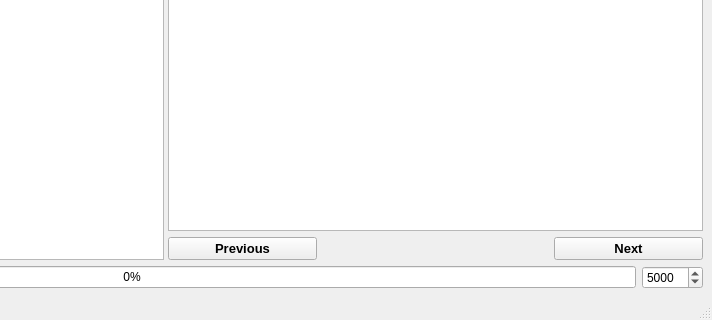
The window that components/mainwindow.ui (masceron/Hanvi) describes before a commit, drawn with Qt 5; both pictures show x 381 to 1093 and y 484 to 804 of the 1093 by 804 pixel window.
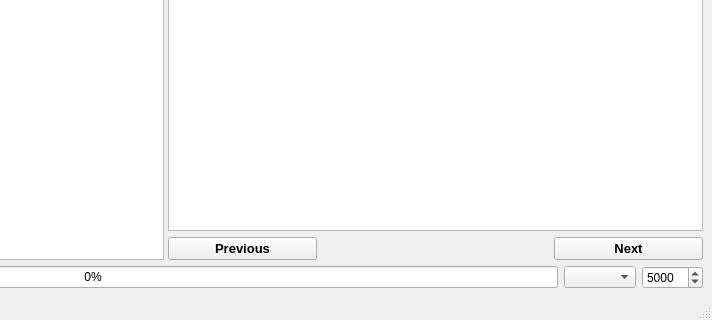
The same window after the commit.

```diff
--- a/components/mainwindow.ui
+++ b/components/mainwindow.ui
@@ -120,6 +120,19 @@
           </property>
          </widget>
         </item>
+        <item>
+         <widget class="QComboBox" name="current_name_set">
+          <property name="sizePolicy">
+           <sizepolicy hsizetype="Fixed" vsizetype="Fixed">
+            <horstretch>0</horstretch>
+            <verstretch>0</verstretch>
+           </sizepolicy>
+          </property>
+          <property name="editable">
+           <bool>false</bool>
+          </property>
+         </widget>
+        </item>
         <item>
          <widget class="QSpinBox" name="char_per_page">
           <property name="minimum">
```
